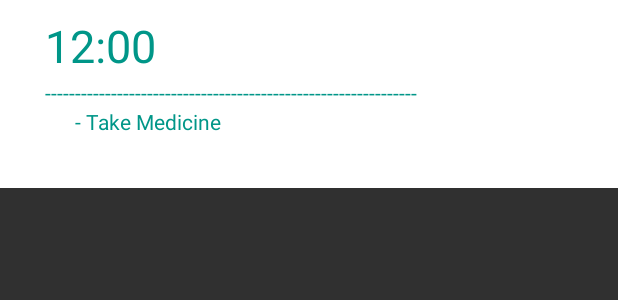
After one commit to edwardsujono/CZ3002DoctorPatientApps, an Android app: the layout current_schedule_row.xml on its own in the app's theme, with its tools: preview values and no code run, on a phone screen of 412 x 824 dp. The commit adds this screen. Shown: the top 300 px of the screen. Run offline under Robolectric (Android 15) with nearby library versions, the phone set to English and light mode, and no system bars.

Commit message:
working scheduler

```diff
--- a/MyLife/app/src/main/java/ntu/com/mylife/common/service/DatabaseUserScheduleDao.java
+++ b/MyLife/app/src/main/java/ntu/com/mylife/common/service/DatabaseUserScheduleDao.java
@@ -5,8 +5,8 @@ package ntu.com.mylife.common.service;
  */
 public interface DatabaseUserScheduleDao {
 
-    public void addData();
-    public Object searchData(String userName);
-    public void deleteData(String userName);
+    public void addData() throws Exception;
+    public Object searchData(String userName,String dayInserted) throws Exception;
+    public void deleteData(String userName) throws Exception;
 
 }
--- /dev/null
+++ b/MyLife/app/src/main/res/layout/current_schedule_row.xml
@@ -0,0 +1,37 @@
+<?xml version="1.0" encoding="utf-8"?>
+<LinearLayout xmlns:android="http://schemas.android.com/apk/res/android"
+    android:layout_width="match_parent" android:layout_height="125dp"
+    android:orientation="vertical"
+    android:background="#FFF"
+    >
+
+    <TextView
+        android:layout_width="wrap_content"
+        android:layout_height="wrap_content"
+        android:id="@+id/current_time_schedule"
+        android:textSize="30dp"
+        android:text="12:00"
+        android:textColor="#009688"
+        android:layout_marginLeft="30dp"
+        android:paddingTop="10dp"
+        />
+
+    <TextView
+        android:layout_width="wrap_content"
+        android:layout_height="wrap_content"
+        android:id="@+id/horizontal_line"
+        android:textColor="#009688"
+        android:layout_marginLeft="30dp"
+        android:text="--------------------------------------------------------------"
+        android:layout_marginTop="1dp"
+        />
+
+    <TextView
+        android:layout_width="wrap_content"
+        android:layout_height="wrap_content"
+        android:id="@+id/current_message_schedule"
+        android:textColor="#009688"
+        android:layout_marginLeft="50dp"
+        android:text="- Take Medicine"
+        />
+</LinearLayout>
```
Also changed, not shown: MyLife/app/src/main/java/ntu/com/mylife/common/service/DatabaseDaoUserScheduleImpl.java (+22 -4 lines), MyLife/app/src/main/java/ntu/com/mylife/controller/CurrentScheduleRecyclerViewAdaptor.java (added, +59 -0 lines), MyLife/app/src/main/java/ntu/com/mylife/view/ProfileView.java (+30 -1 lines), MyLife/app/src/main/res/layout/fragment_profile_view.xml (+20 -0 lines).
